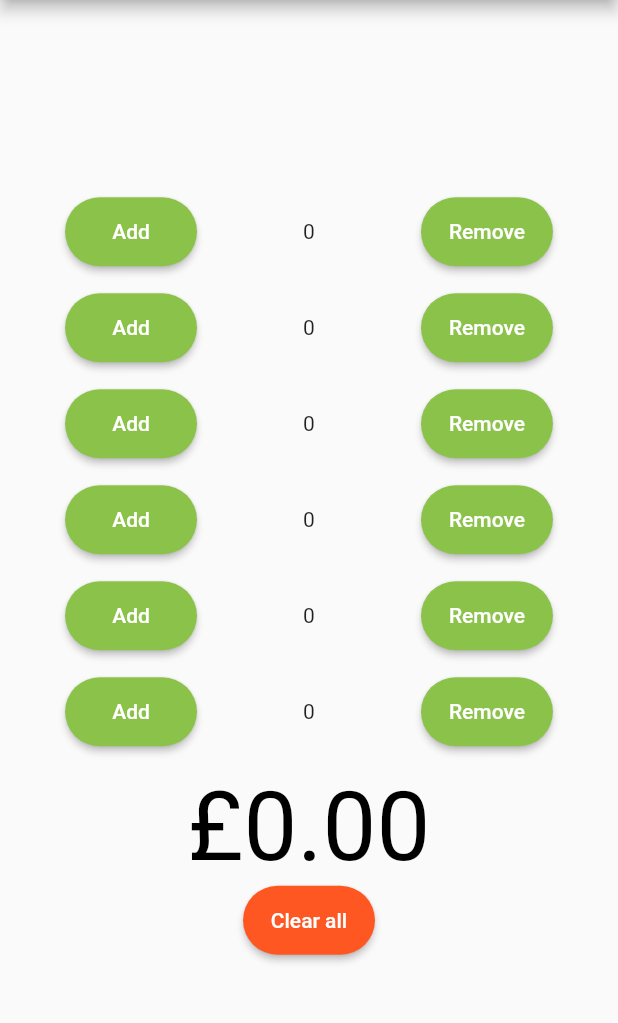
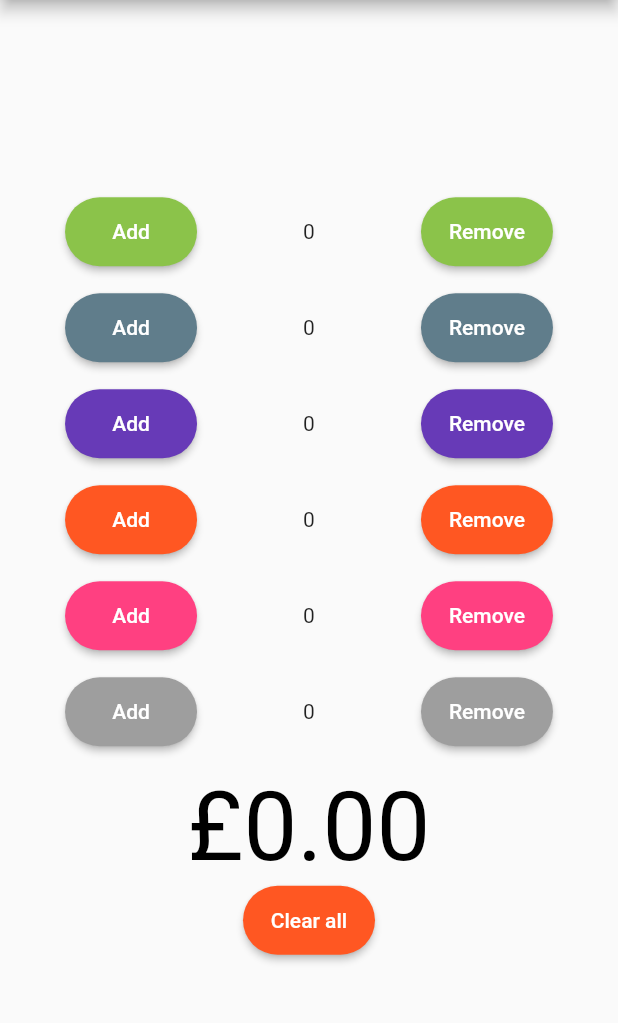
Before and after one commit to wrussell1999/yo-sushi-price-calculator-flutter, a Flutter app: the screen it shows after launch, on a phone screen of 412 x 824 dp, the part 84-1107 px from its top. Run offline on Flutter 3.47's test engine with Material 2 defaults, Android fonts, the phone set to English and light mode, and no system bars.

Commit message:
Colours passed to obj

```diff
--- a/lib/main.dart
+++ b/lib/main.dart
@@ -148,12 +148,12 @@ class _MyHomePageState extends State<MyHomePage> {
           child: new Column(
           mainAxisAlignment: MainAxisAlignment.center,
           children: <Widget>[
-            new PlateRow(_add, _remove,"green", 2.30, _greenTotal),
-            new PlateRow(_add, _remove,"blue", 3.00, _blueTotal),
-            new PlateRow(_add, _remove,"purple", 4.00, _purpleTotal),
-            new PlateRow(_add, _remove,"orange", 4.50, _orangeTotal),
-            new PlateRow(_add, _remove,"pink", 5.00, _pinkTotal),
-            new PlateRow(_add, _remove,"grey", 5.50, _greyTotal),
+            new PlateRow(_add, _remove,"green", Colors.lightGreen, 2.30, _greenTotal),
+            new PlateRow(_add, _remove,"blue", Colors.blueGrey, 3.00, _blueTotal),
+            new PlateRow(_add, _remove,"purple", Colors.deepPurple, 4.00, _purpleTotal),
+            new PlateRow(_add, _remove,"orange", Colors.deepOrange, 4.50, _orangeTotal),
+            new PlateRow(_add, _remove,"pink", Colors.pinkAccent, 5.00, _pinkTotal),
+            new PlateRow(_add, _remove,"grey", Colors.grey, 5.50, _greyTotal),
             Padding(
               padding: EdgeInsets.all(8.0),
               child: new Container(
--- a/lib/plate-row.dart
+++ b/lib/plate-row.dart
@@ -5,10 +5,11 @@ class PlateRow extends StatelessWidget {
 
   final Function _add;
   final Function _remove;
+  var type;
   var colour;
   var price;
   var _total;
-  PlateRow(this._add, this._remove, this.colour, this.price, this._total);
+  PlateRow(this._add, this._remove, this.type, this.colour, this.price, this._total);
 
   @override
   Widget build(BuildContext context) {
@@ -20,8 +21,8 @@ class PlateRow extends StatelessWidget {
           children: <Widget>[
           new RaisedButton(
             child: Text("Add"),
-            onPressed: () => _add(price, colour),
-            color: Colors.lightGreen,
+            onPressed: () => _add(price, type),
+            color: colour,
             textColor: Colors.white,
             padding: EdgeInsets.fromLTRB(15, 15, 15, 15),
             shape: new RoundedRectangleBorder(borderRadius: new BorderRadius.circular(30.0)),
@@ -30,8 +31,8 @@ class PlateRow extends StatelessWidget {
           new Text("$_total",),
           new RaisedButton(
             child: Text("Remove"),
-            onPressed: () => _remove(price, colour),
-            color: Colors.lightGreen,
+            onPressed: () => _remove(price, type),
+            color: colour,
             textColor: Colors.white,
             padding: EdgeInsets.fromLTRB(15, 15, 15, 15),
             shape: new RoundedRectangleBorder(borderRadius: new BorderRadius.circular(30.0)),
```
